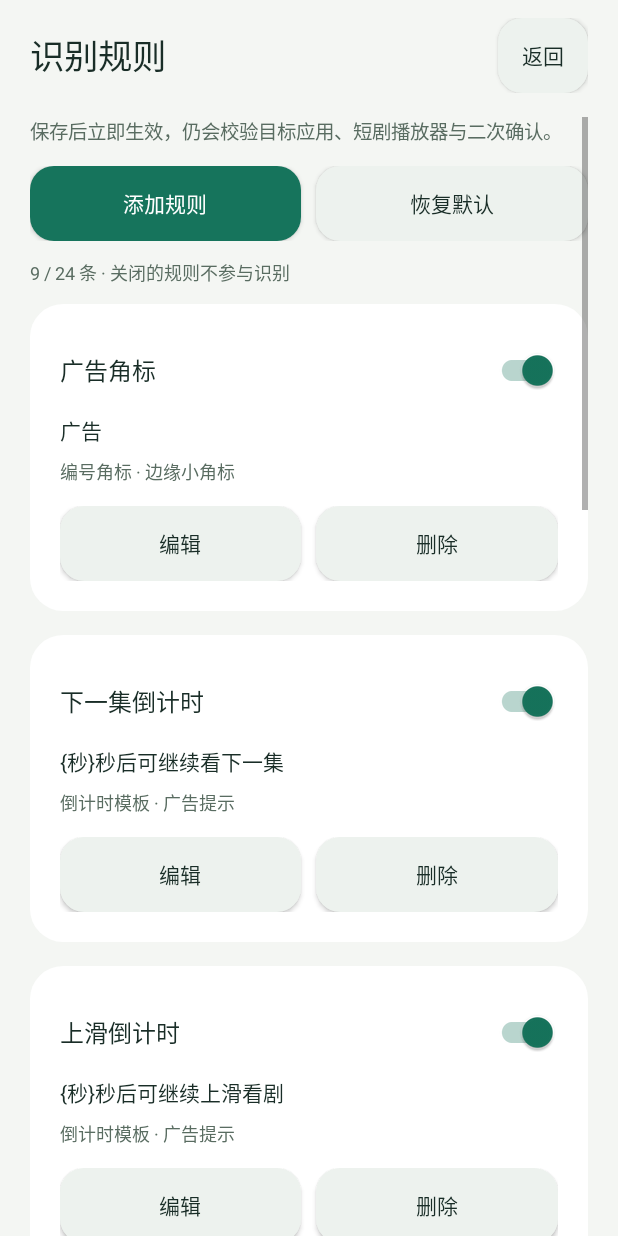
After one commit to 16201323/douyin-skipad, an Android app: the RulesActivity screen opened directly, with no data from a screen before it, on a phone screen of 412 x 824 dp. The commit adds this screen. Run offline under Robolectric (Android 15) with nearby library versions, the phone set to English and light mode, and no system bars.

Commit message:
feat: add editable ad rules, local diagnostics and release history for v1.3.0

```diff
--- a/app/build.gradle.kts
+++ b/app/build.gradle.kts
@@ -12,8 +12,8 @@ android {
         applicationId = "com.example.skipad"
         minSdk = 24          // 兼容 Android 7.0+
         targetSdk = 34
-        versionCode = 8
-        versionName = "1.2.1"
+        versionCode = 9
+        versionName = "1.3.0"
         testInstrumentationRunner = "com.example.skipad.UiPreviewInstrumentation"
     }
 
--- a/app/src/main/AndroidManifest.xml
+++ b/app/src/main/AndroidManifest.xml
@@ -34,6 +34,8 @@
         tools:targetApi="34">
 
         <!-- 主 Activity：权限引导页 -->
+        <activity android:name=".RulesActivity" android:exported="false" />
+        <activity android:name=".RecognitionHistoryActivity" android:exported="false" />
         <activity
             android:name=".MainActivity"
             android:exported="true">
--- /dev/null
+++ b/app/src/main/java/com/example/skipad/AdRuleStore.kt
@@ -0,0 +1,123 @@
+package com.example.skipad
+
+import android.content.Context
+import org.json.JSONArray
+import org.json.JSONObject
+import java.security.MessageDigest
+
+internal enum class RuleMode(val label: String) {
+    EXACT("完整匹配"), CONTAINS("包含关键词"), COUNTDOWN("倒计时模板"), NUMBERED_BADGE("编号角标"), SUFFIX("结尾匹配")
+}
+
+internal enum class RuleEvidence(val label: String) {
+    PROMPT("广告提示"), BADGE("边缘小角标"), CAPTION("介绍广告后缀"), LIVE("短剧内直播引流")
+}
+
+internal data class AdRule(val id: String, val name: String, val pattern: String,
+    val mode: RuleMode = RuleMode.EXACT, val evidence: RuleEvidence = RuleEvidence.PROMPT,
+    val enabled: Boolean = true) {
+    val query: String get() = normalize(pattern).removePrefix("{秒}")
+
+    fun validationError(): String? = when {
+        id.isBlank() || id.length > 80 -> "规则编号无效"
+        name.isBlank() || name.length > 32 -> "名称应为 1～32 个字符"
+        normalize(pattern).length !in 2..60 || query.length < 2 -> "匹配内容应为 2～60 个字符"
+        mode == RuleMode.COUNTDOWN && (!normalize(pattern).startsWith("{秒}") ||
+            normalize(pattern).removePrefix("{秒}").contains("{秒}")) -> "倒计时模板以 {秒} 开头，例如 {秒}秒后可继续看下一集"
+        else -> null
+    }
+
+    companion object {
+        private val whitespace = Regex("\\s+")
+        fun normalize(value: String): String = value.replace(whitespace, "")
+    }
+}
+
+internal class AdRuleSet(val rules: List<AdRule>, val version: String) {
+    private class Matcher(val rule: AdRule) {
+        val text = AdRule.normalize(rule.pattern)
+        val regex = when (rule.mode) {
+            RuleMode.COUNTDOWN -> Regex("^\\d{1,6}" + Regex.escape(text.removePrefix("{秒}")) + "[。！!]?$" )
+            RuleMode.NUMBERED_BADGE -> Regex("^" + Regex.escape(text) + "(?:\\d+/\\d+)?$")
+            else -> null
+        }
+        fun matches(value: String): Boolean = when (rule.mode) {
+            RuleMode.EXACT -> value == text
+            RuleMode.CONTAINS -> value.contains(text)
+            RuleMode.SUFFIX -> value.endsWith(text)
+            else -> regex!!.matches(value)
+        }
+    }
+    private val matchers = rules.filter { it.enabled }.map(::Matcher)
+    val queries: List<String> = (rules.filter { it.enabled }.map { it.query } +
+        if (rules.any { it.enabled && it.evidence == RuleEvidence.LIVE }) listOf("直播中") else emptyList()).distinct()
+
+    fun matching(value: String): List<AdRule> {
+        val text = AdRule.normalize(value)
+        if (text.isEmpty()) return emptyList()
+        return matchers.filter { it.matches(text) }.map { it.rule }
+    }
+
+    companion object {
+        val defaultRules: List<AdRule> = listOf(
+            AdRule("builtin_badge", "广告角标", "广告", RuleMode.NUMBERED_BADGE, RuleEvidence.BADGE),
+            AdRule("builtin_next", "下一集倒计时", "{秒}秒后可继续看下一集", RuleMode.COUNTDOWN),
+            AdRule("builtin_swipe", "上滑倒计时", "{秒}秒后可继续上滑看剧", RuleMode.COUNTDOWN),
+            AdRule("builtin_continue", "上滑继续观看短剧", "上滑继续观看短剧"),
+            AdRule("builtin_continue_short", "上滑继续看短剧", "上滑继续看短剧"),
+            AdRule("builtin_wait", "倒计时结束提示", "倒计时结束后可滑动"),
+            AdRule("builtin_caption", "介绍末尾广告", "广告", RuleMode.SUFFIX, RuleEvidence.CAPTION),
+            AdRule("builtin_live_entry", "短剧内直播入口", "点击进入直播间", evidence = RuleEvidence.LIVE),
+            AdRule("builtin_live_end", "短剧内直播结束", "直播已结束", evidence = RuleEvidence.LIVE)
+        )
+        val defaults: AdRuleSet by lazy { create(defaultRules) }
+        fun create(rules: List<AdRule>): AdRuleSet {
+            val serialized = AdRuleStore.encode(rules)
+            val digest = MessageDigest.getInstance("SHA-256").digest(serialized.toByteArray(Charsets.UTF_8))
+                .joinToString("") { "%02x".format(it) }
+            return AdRuleSet(rules.toList(), digest)
+        }
+    }
+}
+
+/** 编译结果只在配置字符串变化时更新；检测过程中使用同一份不可变规则快照。 */
+internal class AdRuleStore(context: Context) {
+    private val prefs = context.getSharedPreferences("skip_ad_config", Context.MODE_PRIVATE)
+    private var cachedRaw: String? = null
+    private var cached: AdRuleSet? = null
+
+    @Synchronized fun snapshot(): AdRuleSet {
+        val raw = prefs.getString("ad_rules_v1", null)
+        if (cached != null && raw == cachedRaw) return cached!!
+        val rules = if (raw == null) AdRuleSet.defaultRules else runCatching {
+            val array = JSONArray(raw)
+            require(array.length() <= MAX_RULES)
+            (0 until array.length()).map { index ->
+                val item = array.getJSONObject(index)
+                AdRule(item.getString("id"), item.getString("name"), item.getString("pattern"),
+                    RuleMode.valueOf(item.getString("mode")), RuleEvidence.valueOf(item.getString("evidence")),
+                    item.optBoolean("enabled", true)).also { require(it.validationError() == null) }
+            }.also { list -> require(list.map { it.id }.distinct().size == list.size) }
+        }.getOrElse { AdRuleSet.defaultRules }
+        return AdRuleSet.create(rules).also { cachedRaw = raw; cached = it }
+    }
+
+    @Synchronized fun save(rules: List<AdRule>) {
+        require(rules.size <= MAX_RULES) { "最多保存 $MAX_RULES 条规则" }
+        require(rules.map { it.id }.distinct().size == rules.size) { "规则编号重复" }
+        rules.forEach { require(it.validationError() == null) { it.validationError()!! } }
+        prefs.edit().putString("ad_rules_v1", encode(rules)).apply()
+        cached = null
+    }
+
+    fun reset() = save(AdRuleSet.defaultRules)
+
+    companion object {
+        const val MAX_RULES = 24
+        fun encode(rules: List<AdRule>): String = JSONArray().apply {
+            rules.forEach { rule -> put(JSONObject().put("id", rule.id).put("name", rule.name)
+                .put("pattern", rule.pattern).put("mode", rule.mode.name).put("evidence", rule.evidence.name)
+                .put("enabled", rule.enabled)) }
+        }.toString()
+    }
+}
--- a/app/src/main/java/com/example/skipad/AdSkipGate.kt
+++ b/app/src/main/java/com/example/skipad/AdSkipGate.kt
@@ -3,7 +3,7 @@ package com.example.skipad
 /** 独立于 Android 定时器的确认/去重状态。未知页面只取消候选，不解除已执行锁。 */
 internal class AdSkipGate {
     data class Decision(val send: Boolean = false, val recheckMs: Long? = null, val newCandidate: Boolean = false)
-    private data class Candidate(val scope: String, val confidence: AdConfidence, val firstAt: Long)
+    private data class Candidate(val scope: String, val confidence: AdConfidence, val ruleKey: String, val firstAt: Long)
     private data class ClearState(val scope: String, val since: Long)
     private var candidate: Candidate? = null
     private val attemptedPackages = mutableSetOf<String>()
@@ -43,8 +43,8 @@ internal class AdSkipGate {
         }
         val previous = candidate
         val changed = previous == null || previous.scope != observation.scope ||
-            previous.confidence != observation.confidence
-        if (changed) candidate = Candidate(observation.scope, observation.confidence, now)
+            previous.confidence != observation.confidence || previous.ruleKey != observation.ruleKey
+        if (changed) candidate = Candidate(observation.scope, observation.confidence, observation.ruleKey, now)
         val current = candidate!!
         val dueAt = maxOf(current.firstAt + current.confidence.confirmMs, nextAllowedAt)
         return if (now >= dueAt) Decision(send = true)
--- a/app/src/main/java/com/example/skipad/ConfigManager.kt
+++ b/app/src/main/java/com/example/skipad/ConfigManager.kt
@@ -14,6 +14,7 @@ import java.util.Locale
 class ConfigManager private constructor(context: Context) {
 
     private val prefs: SharedPreferences = context.getSharedPreferences("skip_ad_config", Context.MODE_PRIVATE)
+    internal val adRules = AdRuleStore(context.applicationContext)
 
     companion object {
         // 配置键名
--- /dev/null
+++ b/app/src/main/java/com/example/skipad/RulesActivity.kt
@@ -0,0 +1,124 @@
+package com.example.skipad
+
+import android.os.Bundle
+import android.text.InputFilter
+import android.widget.ArrayAdapter
+import android.widget.EditText
+import android.widget.LinearLayout
+import android.widget.Spinner
+import android.widget.Toast
+import androidx.appcompat.app.AlertDialog
+import androidx.appcompat.widget.SwitchCompat
+import java.util.UUID
+
+internal class RulesActivity : SettingsPageActivity() {
+    private val store get() = ConfigManager.get(this).adRules
+
+    override fun onCreate(savedInstanceState: Bundle?) {
+        super.onCreate(savedInstanceState)
+        page("识别规则")
+        render()
+    }
+
+    private fun render() {
+        body.removeAllViews()
+        body.addView(ui.label("保存后立即生效，仍会校验目标应用、短剧播放器与二次确认。", 13f, ui.secondary))
+        body.addView(ui.space(14))
+        val controls = ui.row()
+        controls.addView(ui.button("添加规则", true) { editRule(null) }.apply { tag = "add_rule" }, LinearLayout.LayoutParams(0, -2, 1f))
+        controls.addView(ui.button("恢复默认") {
+            AlertDialog.Builder(this).setTitle("恢复默认规则？")
+                .setMessage("会替换当前规则，包括你新增和修改的内容。")
+                .setPositiveButton("恢复") { _, _ -> store.reset(); changed("已恢复默认规则"); render() }
+                .setNegativeButton("取消", null).show()
+        }.apply { tag = "reset_rules" }, LinearLayout.LayoutParams(0, -2, 1f).apply { marginStart = ui.dp(10) })
+        body.addView(controls)
+        body.addView(ui.space(12))
+        val rules = store.snapshot().rules
+        body.addView(ui.label("${rules.size} / ${AdRuleStore.MAX_RULES} 条 · 关闭的规则不参与识别", 12f, ui.secondary))
+        body.addView(ui.space(12))
+        if (rules.isEmpty()) body.addView(ui.label("暂无规则。添加规则或恢复默认后才能自动识别。", 14f))
+        for (rule in rules) {
+            val card = ui.card()
+            val header = ui.row()
+            header.addView(ui.label(rule.name, 16f, medium = true), LinearLayout.LayoutParams(0, -2, 1f))
+            header.addView(SwitchCompat(this).apply {
+                tag = "rule_enabled_${rule.id}"; contentDescription = "启用${rule.name}"
+                minimumHeight = ui.dp(48); isChecked = rule.enabled
+                setOnCheckedChangeListener { _, enabled ->
+                    store.save(store.snapshot().rules.map { if (it.id == rule.id) it.copy(enabled = enabled) else it })
+                    changed("${if (enabled) "启用" else "关闭"}规则：${rule.name}")
+                }
+            })
+            card.addView(header)
+            card.addView(ui.space(6))
+            card.addView(ui.label(rule.pattern, 14f).apply { setTextIsSelectable(true) })
+            card.addView(ui.space(8))
+            card.addView(ui.label("${rule.mode.label} · ${rule.evidence.label}", 12f, ui.secondary))
+            card.addView(ui.space(14))
+            val actions = ui.row()
+            actions.addView(ui.button("编辑") { editRule(rule) }.apply { tag = "edit_rule_${rule.id}" }, LinearLayout.LayoutParams(0, -2, 1f))
+            actions.addView(ui.button("删除") {
+                AlertDialog.Builder(this).setTitle("删除${rule.name}？").setPositiveButton("删除") { _, _ ->
+                    store.save(store.snapshot().rules.filterNot { it.id == rule.id })
+                    changed("已删除规则：${rule.name}"); render()
+                }.setNegativeButton("取消", null).show()
+            }, LinearLayout.LayoutParams(0, -2, 1f).apply { marginStart = ui.dp(10) })
+            card.addView(actions)
+            body.addView(card)
+        }
+    }
+
+    private fun changed(message: String) {
+        RecognitionHistory.record(this, "规则变更", message)
+        FloatingButtonService.onRulesChanged()
+    }
+
+    private fun editRule(existing: AdRule?) {
+        if (existing == null && store.snapshot().rules.size >= AdRuleStore.MAX_RULES) {
+            Toast.makeText(this, "最多保存 ${AdRuleStore.MAX_RULES} 条规则", Toast.LENGTH_SHORT).show(); return
+        }
+        val form = ui.column().apply { setPadding(ui.dp(24), ui.dp(8), ui.dp(24), 0) }
+        fun input(hint: String, value: String, max: Int, fieldTag: String) = EditText(this).apply {
+            this.hint = hint; setText(value); setTextColor(ui.text); setHintTextColor(ui.secondary)
+            filters = arrayOf(InputFilter.LengthFilter(max)); tag = fieldTag
+            form.addView(this, LinearLayout.LayoutParams(-1, -2))
+        }
+        val name = input("规则名称", existing?.name.orEmpty(), 32, "rule_name")
+        val pattern = input("匹配内容", existing?.pattern.orEmpty(), 60, "rule_pattern")
+        form.addView(ui.label("匹配方式", 12f, ui.secondary))
+        val modes = RuleMode.values()
+        val mode = Spinner(this).apply {
+            adapter = ArrayAdapter(this@RulesActivity, android.R.layout.simple_spinner_dropdown_item, modes.map { it.label })
+            setSelection(modes.indexOf(existing?.mode ?: RuleMode.EXACT)); tag = "rule_mode"
+        }
+        form.addView(mode, LinearLayout.LayoutParams(-1, ui.dp(48)))
+        form.addView(ui.label("页面条件", 12f, ui.secondary))
+        val evidenceTypes = RuleEvidence.values()
+        val evidence = Spinner(this).apply {
+            adapter = ArrayAdapter(this@RulesActivity, android.R.layout.simple_spinner_dropdown_item, evidenceTypes.map { it.label })
+            setSelection(evidenceTypes.indexOf(existing?.evidence ?: RuleEvidence.PROMPT)); tag = "rule_evidence"
+        }
+        form.addView(evidence, LinearLayout.LayoutParams(-1, ui.dp(48)))
+        form.addView(ui.label("优先使用完整提示。包含匹配更宽泛；倒计时用 {秒} 代表数字。直播引流还需同页的退出短剧、底部剧名及左下直播标记。", 12f, ui.secondary))
+        val dialog = AlertDialog.Builder(this).setTitle(if (existing == null) "添加规则" else "编辑规则")
+            .setView(android.widget.ScrollView(this).apply { addView(form) })
+            .setPositiveButton("保存", null).setNegativeButton("取消", null).create()
+        dialog.setOnShowListener {
+            dialog.getButton(AlertDialog.BUTTON_POSITIVE).setOnClickListener {
+                val keyword = pattern.text.toString().trim()
+                val rule = AdRule(existing?.id ?: UUID.randomUUID().toString(), name.text.toString().trim().ifEmpty { keyword.take(32) },
+                    keyword, modes[mode.selectedItemPosition], evidenceTypes[evidence.selectedItemPosition], existing?.enabled ?: true)
+                val error = rule.validationError()
+                if (error != null) { pattern.error = error; return@setOnClickListener }
+                runCatching {
+                    val current = store.snapshot().rules
+                    store.save(if (current.any { it.id == rule.id }) current.map { if (it.id == rule.id) rule else it } else current + rule)
+                }
+                    .onSuccess { changed("已保存规则：${rule.name}"); dialog.dismiss(); render() }
+                    .onFailure { pattern.error = it.message }
+            }
+        }
+        dialog.show()
+    }
+}
--- /dev/null
+++ b/app/src/main/java/com/example/skipad/SettingsPageActivity.kt
@@ -0,0 +1,39 @@
+package com.example.skipad
+
+import android.os.Bundle
+import android.os.Build
+import android.view.View
+import android.content.res.Configuration
+import android.widget.LinearLayout
+import android.widget.ScrollView
+import androidx.appcompat.app.AppCompatActivity
+import androidx.appcompat.app.AppCompatDelegate
+
+/** 二级设置页沿用首页的原生组件、主题及系统栏样式。 */
+internal abstract class SettingsPageActivity : AppCompatActivity() {
+    protected lateinit var ui: AppUi
+    protected lateinit var body: LinearLayout
+
+    override fun onCreate(savedInstanceState: Bundle?) {
+        AppCompatDelegate.setDefaultNightMode(ConfigManager.get(this).themeMode)
+        super.onCreate(savedInstanceState)
+        ui = AppUi(this)
+        window.statusBarColor = ui.background
+        window.navigationBarColor = ui.background
+        val night = resources.configuration.uiMode and Configuration.UI_MODE_NIGHT_MASK == Configuration.UI_MODE_NIGHT_YES
+        window.decorView.systemUiVisibility = if (night) 0 else View.SYSTEM_UI_FLAG_LIGHT_STATUS_BAR or
+            (if (Build.VERSION.SDK_INT >= 26) View.SYSTEM_UI_FLAG_LIGHT_NAVIGATION_BAR else 0)
+    }
+
+    protected fun page(title: String) {
+        val shell = ui.column().apply { setBackgroundColor(ui.background); setPadding(ui.dp(20), ui.dp(12), ui.dp(20), 0) }
+        val header = ui.row()
+        header.addView(ui.label(title, 23f, medium = true), LinearLayout.LayoutParams(0, -2, 1f))
+        header.addView(ui.button("返回") { finish() })
+        shell.addView(header)
+        shell.addView(ui.space(16))
+        body = ui.column().apply { setPadding(0, 0, 0, ui.dp(16)) }
+        shell.addView(ScrollView(this).apply { addView(body); isFillViewport = true }, LinearLayout.LayoutParams(-1, 0, 1f))
+        setContentView(shell)
+    }
+}
--- a/app/src/main/java/com/example/skipad/SkipAdAccessibilityService.kt
+++ b/app/src/main/java/com/example/skipad/SkipAdAccessibilityService.kt
@@ -85,6 +85,7 @@ class SkipAdAccessibilityService : AccessibilityService() {
         super.onServiceConnected()
         instance = this
         Log.d(TAG, "无障碍服务已连接")
+        RecognitionHistory.record(this, "服务连接", "无障碍服务已连接")
         // 前台根节点由检测线程按需获取，绑定回调不在 UI 线程预读取。
     }
 
@@ -109,6 +110,7 @@ class SkipAdAccessibilityService : AccessibilityService() {
         instance = null
         foregroundPackage = null
         Log.d(TAG, "无障碍服务已解绑")
+        RecognitionHistory.record(this, "服务连接", "无障碍服务已断开")
         return super.onUnbind(intent)
     }
 
@@ -136,9 +138,10 @@ class SkipAdAccessibilityService : AccessibilityService() {
         return try {
             if (!ConfigManager.get(this).isAppEnabled(target)) return null
             val root = rootInActiveWindow ?: return null
-            AdDetector.inspectFocused(root, target)
+            AdDetector.inspectFocused(root, target, ConfigManager.get(this).adRules.snapshot())
         } catch (e: Exception) {
             Log.e(TAG, "读取广告证据失败", e)
+            RecognitionHistory.record(this, "读取失败", "无法读取广告证据：${e.javaClass.simpleName}", packageName = target)
             null
         }
     }
```
Also changed, not shown: app/src/main/java/com/example/skipad/AdDetector.kt (+50 -21 lines), app/src/main/java/com/example/skipad/FloatingButtonService.kt (+37 -3 lines), app/src/main/java/com/example/skipad/MainActivity.kt (+34 -0 lines), app/src/main/java/com/example/skipad/RecognitionHistory.kt (added, +41 -0 lines), app/src/main/java/com/example/skipad/RecognitionHistoryActivity.kt (added, +56 -0 lines), 6 other files.
